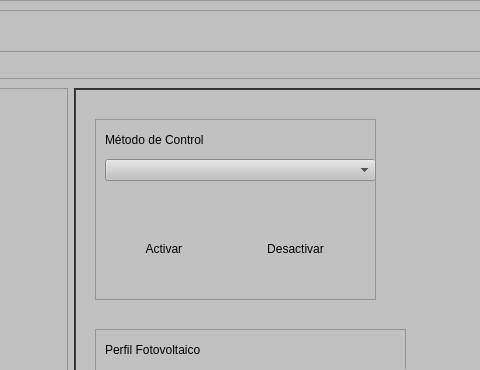
Qt form PowerSmoothing/QtScada/SCADA.ui (jorgecard/Telecontrol_r) before a commit; both pictures show x 152 to 632 and y 0 to 370 of the 1359 by 845 pixel window.
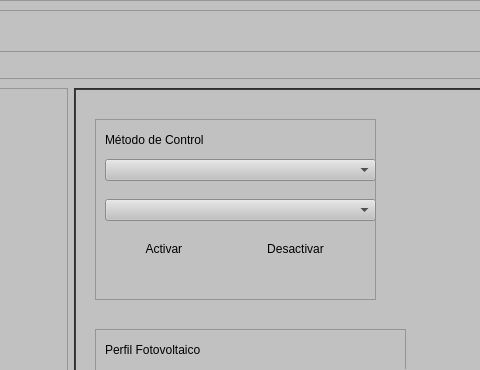
The same form after that commit. Icons and pictures are not drawn.

```diff
--- a/PowerSmoothing/QtScada/SCADA.ui
+++ b/PowerSmoothing/QtScada/SCADA.ui
@@ -3896,6 +3896,16 @@
                       <string/>
                      </property>
                     </widget>
+                    <widget class="QComboBox" name="comboBox_2">
+                     <property name="geometry">
+                      <rect>
+                       <x>10</x>
+                       <y>80</y>
+                       <width>271</width>
+                       <height>22</height>
+                      </rect>
+                     </property>
+                    </widget>
                    </widget>
                    <widget class="QFrame" name="frame_5">
                     <property name="geometry">
```
Left out of the diff: 4 changed lines with no effect on the pictures.
